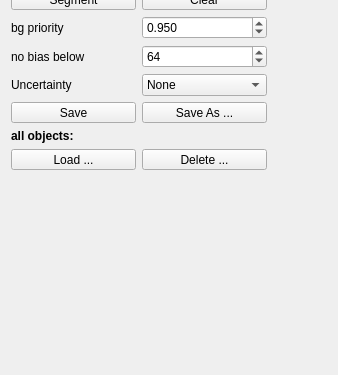
The window that ilastik/workflows/carving/carvingDrawer.ui (ilastik/ilastik) describes before a commit, drawn with Qt 5; both pictures show x 0 to 338 and y 315 to 690 of the 338 by 690 pixel window.
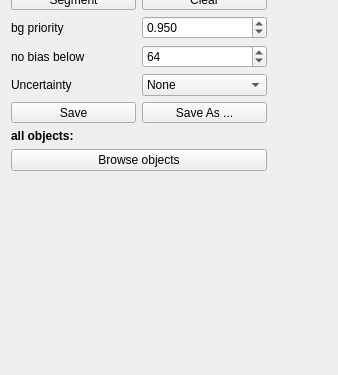
The same window after the commit. Icons and pictures are not drawn. Custom widgets are drawn as their Qt base class.

Commit message: added object dialog + bug minor bug fix in deleteObject

What changed in the file:
```diff
--- a/ilastik/workflows/carving/carvingDrawer.ui
+++ b/ilastik/workflows/carving/carvingDrawer.ui
@@ -314,7 +314,7 @@
        <item>
         <layout class="QHBoxLayout" name="horizontalLayout_5">
          <item>
-          <widget class="QToolButton" name="load">
+          <widget class="QPushButton" name="namesButton">
            <property name="sizePolicy">
             <sizepolicy hsizetype="MinimumExpanding" vsizetype="Fixed">
              <horstretch>0</horstretch>
@@ -322,34 +322,11 @@
             </sizepolicy>
            </property>
            <property name="text">
-            <string>Load ...</string>
+            <string>Browse objects</string>
            </property>
            <property name="icon">
             <iconset>
              <normaloff>../../shell/gui/icons/16x16/actions/document-open.png</normaloff>../../shell/gui/icons/16x16/actions/document-open.png</iconset>
-           </property>
-           <property name="toolButtonStyle">
-            <enum>Qt::ToolButtonTextBesideIcon</enum>
-           </property>
-          </widget>
-         </item>
-         <item>
-          <widget class="QToolButton" name="deleteObject">
-           <property name="sizePolicy">
-            <sizepolicy hsizetype="MinimumExpanding" vsizetype="Fixed">
-             <horstretch>0</horstretch>
-             <verstretch>0</verstretch>
-            </sizepolicy>
-           </property>
-           <property name="text">
-            <string>Delete ...</string>
-           </property>
-           <property name="icon">
-            <iconset>
-             <normaloff>../../shell/gui/icons/16x16/actions/edit-delete.png</normaloff>../../shell/gui/icons/16x16/actions/edit-delete.png</iconset>
-           </property>
-           <property name="toolButtonStyle">
-            <enum>Qt::ToolButtonTextBesideIcon</enum>
            </property>
           </widget>
          </item>
```
The commit also changes 3 other files.
